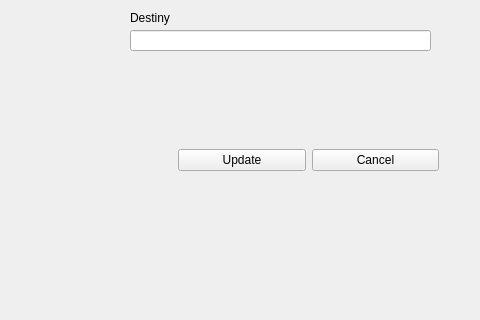
First picture: the form in GJR/views/updateTicket.ui, repository CaduRomaniello/GJR, before the edit; both pictures show x 320 to 800 and y 350 to 670 of the 800 by 800 pixel window.
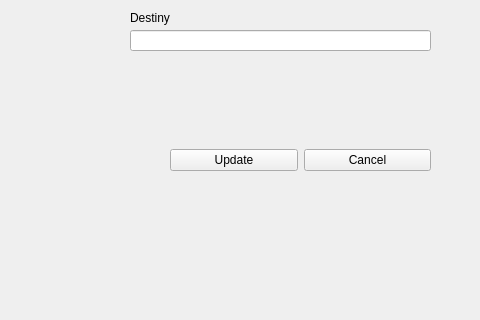
Second picture: the form after the edit.

```diff
--- a/GJR/views/updateTicket.ui
+++ b/GJR/views/updateTicket.ui
@@ -211,7 +211,7 @@
    <widget class="QWidget" name="horizontalLayoutWidget">
     <property name="geometry">
      <rect>
-      <x>498</x>
+      <x>490</x>
       <y>470</y>
       <width>261</width>
       <height>80</height>
```
